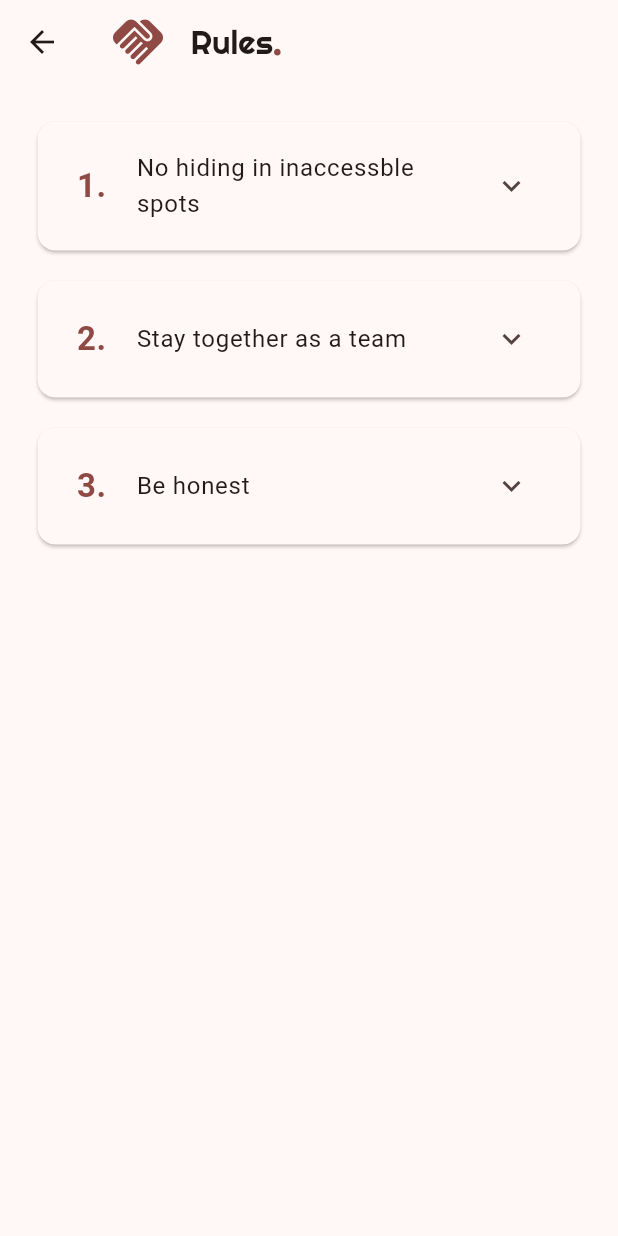
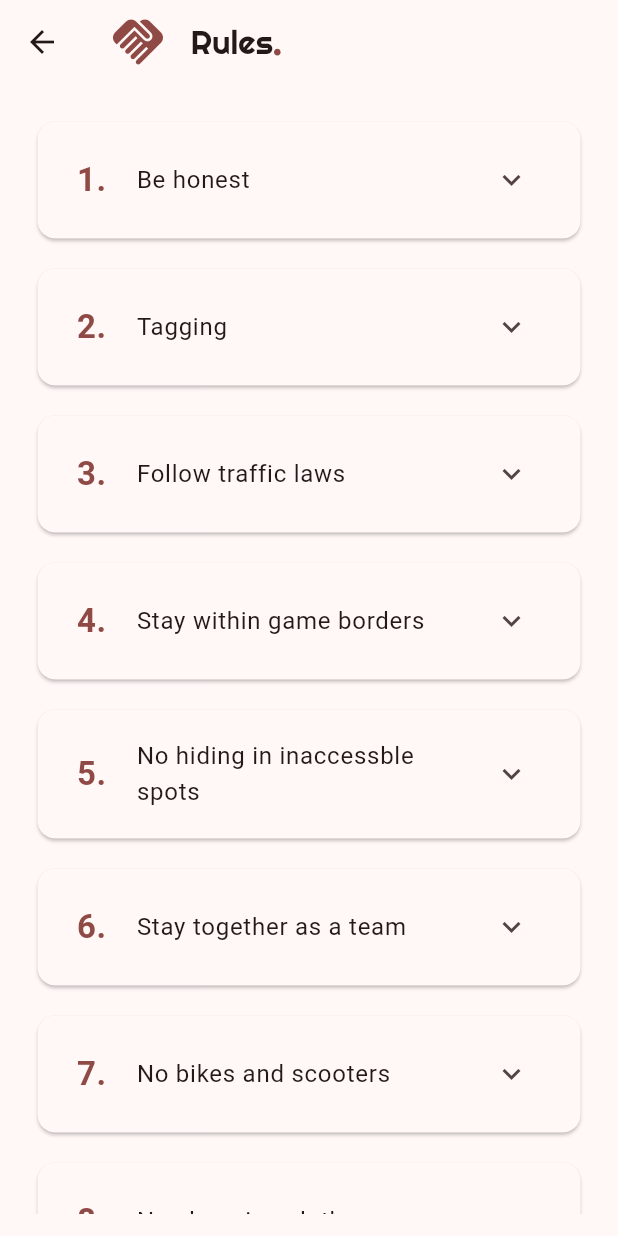
Before and after one commit to velix2/tag_lag, a Flutter app: the RulePage screen opened directly, on a phone screen of 412 x 824 dp. Run offline on Flutter 3.47's test engine with Material 2 defaults, Android fonts, the phone set to English and light mode, and no system bars; our stand-ins replace flutter_spinbox, google_fonts.

Commit message:
fixed some stuff

```diff
--- a/assets/rules.json
+++ b/assets/rules.json
@@ -2,18 +2,43 @@
     [
         {
             "id":"1",
+            "rule":"Be honest",
+            "explanation":"This game relies on honesty, so please be honest about completing challenges, buying transport tickets and everything else."
+        },
+        {
+            "id":"2",
+            "rule":"Tagging",
+            "explanation":"To tag a team, you must take a picture of at least one member of the team in which they are clearly and undoubtedly recognizable."
+        },
+        {
+            "id":"3",
+            "rule":"Follow traffic laws",
+            "explanation":"You must follow all traffic laws throughout the game (e.g., no crossing the street during a red light.)"
+        },
+        {
+            "id":"4",
+            "rule":"Stay within game borders",
+            "explanation":"You must stay within the borders of the city seen on Google Maps or your information sheet nr. --. This rule may temporarily be disabled by challenges."
+        },
+        {
+            "id":"5",
             "rule":"No hiding in inaccessble spots",
             "explanation":"You may only hide in places that are widely accessible. Any buildings are not allowed as hiding places. If you need to enter one because of a challenge, then try to leave as soon as you are done. Visits to any bathrooms are always allowed, but not for hiding."
         },
         {
-            "id":"2",
+            "id":"6",
             "rule":"Stay together as a team",
-            "explanation":"You always need to stay within a sensible distance of your teammember(s). All team members are also required to always be on the same transport (if they are at all), so if one member of your team is on a U-Bahn, then your entire team needs to be on that train. This rule can be temporarily disabled by some challenges."
+            "explanation":"You always need to stay within a sensible distance of your teammember. All team members are also required to always be on the same transport (if they are at all), so if one member of your team is on a U-Bahn, then your entire team needs to be on that train. This rule can be temporarily disabled by some challenges."
         },
         {
-            "id":"3",
-            "rule":"Be honest",
-            "explanation":"This game relies on honesty, so please be honest about completing challenges, buying transport tickets and everything else."
+            "id":"7",
+            "rule":"No bikes and scooters",
+            "explanation":"You may not use transport which is not part of the game (Busses, U-bahn, S-bahn, trams, regional trains, walking)."
+        },
+        {
+            "id":"8",
+            "rule":"No changing clothes",
+            "explanation":"You may not change your appearance in order to go under the radar and progress in the game. This rule does not apply to changing items of clothing due to environmental reasons (e.g., temperature, rainfall, etc.)."
         }
     ]
 }
--- a/lib/shop_page.dart
+++ b/lib/shop_page.dart
@@ -54,6 +54,10 @@ class _ShopPageState extends State<ShopPage> {
       ),
       Icon(
         Icons.directions_walk,
+        size: 50,
+      ),
+      Icon(
+        Icons.tram,
         size: 50,
       )
     ];
```
Also changed, not shown: assets/mediums.json (+8 -2 lines), lib/main.dart (+40 -27 lines).
